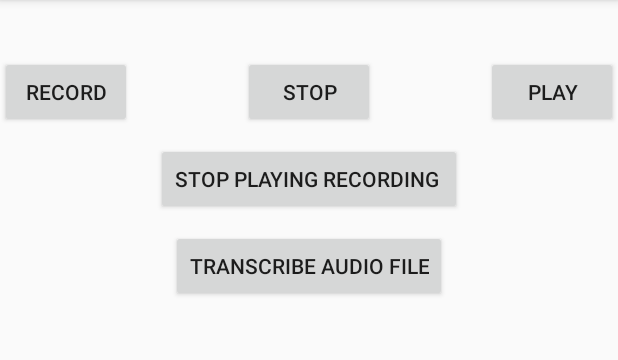
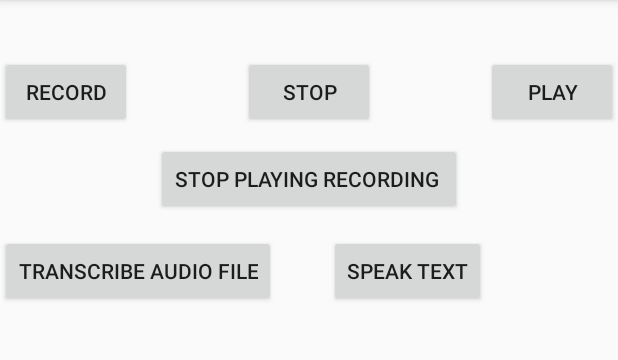
Before and after one commit to hemoglobinz/Translation_App, an Android app: the screen it shows after launch (MainActivity), on a phone screen of 412 x 824 dp, the part 84-444 px from its top. Run offline under Robolectric (Android 15) with nearby library versions, the phone set to English and light mode, and no system bars.

Commit message:
Synth added

```diff
--- a/app/src/main/java/com/example/hayley/cs410sla/Tts.java
+++ b/app/src/main/java/com/example/hayley/cs410sla/Tts.java
@@ -30,7 +30,7 @@ public class Tts extends Activity implements TextToSpeech.OnInitListener {
         tts = new TextToSpeech(this, this);
 
         //Using button 5 "transcribe button"
-        tButton = (Button)findViewById(R.id.button5);
+        tButton = (Button)findViewById(R.id.button7);
 
         //Saving the text from the text view to variable of EditText
         txt = (TextView) findViewById(R.id.speech_to_text_result);
--- a/app/src/main/res/layout/activity_main.xml
+++ b/app/src/main/res/layout/activity_main.xml
@@ -45,9 +45,18 @@
         android:id="@+id/button5"
         android:layout_width="wrap_content"
         android:layout_height="wrap_content"
+        android:layout_alignParentStart="true"
         android:layout_below="@+id/button4"
-        android:layout_centerHorizontal="true"
-        android:layout_marginTop="10dp"
+        android:layout_marginTop="13dp"
         android:onClick="transcribeFile"
         android:text="Transcribe audio file" />
+
+    <Button
+        android:id="@+id/button7"
+        android:layout_width="wrap_content"
+        android:layout_height="wrap_content"
+        android:layout_alignTop="@+id/button5"
+        android:layout_toStartOf="@+id/button3"
+        android:contentDescription="synth_text"
+        android:text="Speak text" />
 </RelativeLayout>
```
